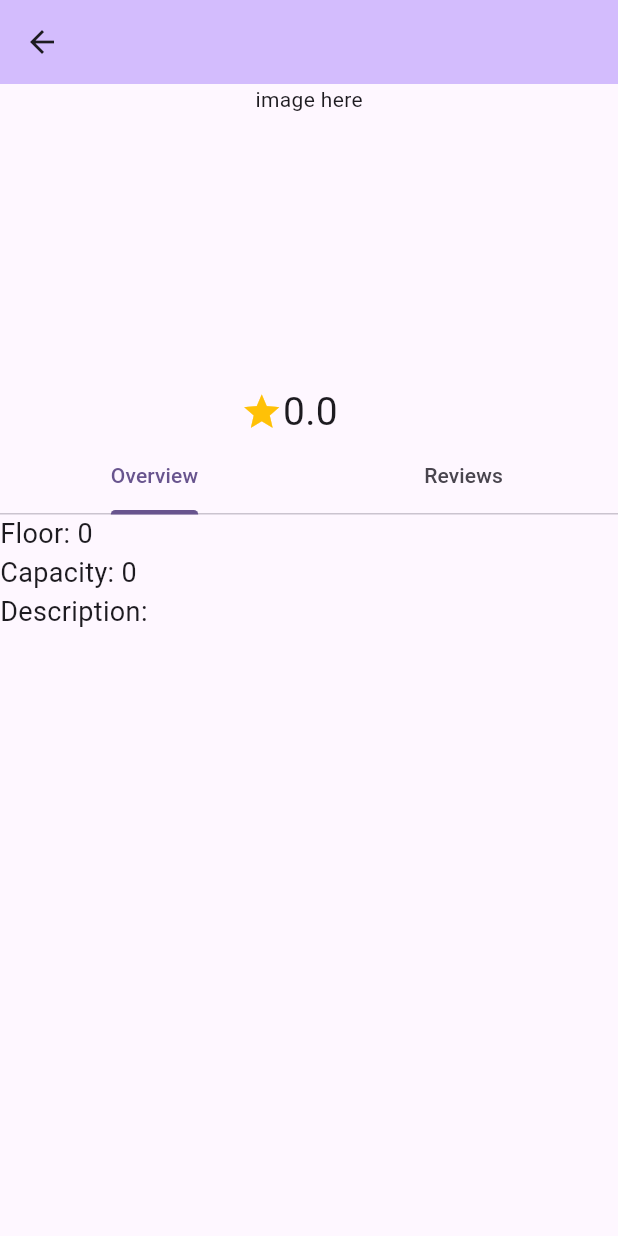
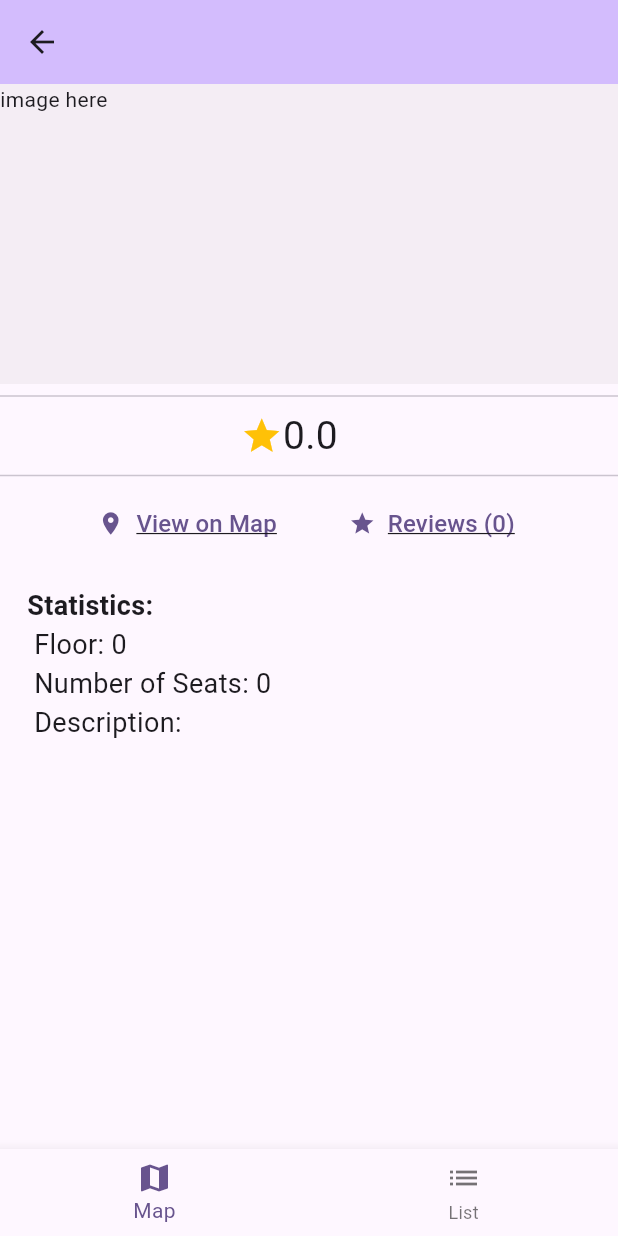
Before and after one commit to kyledavidson2/CIS4030-Group-3, a Flutter app: the RoomPage screen opened directly with empty values, on a phone screen of 412 x 824 dp. Run offline on Flutter 3.47's test engine with Material 3 defaults, Android fonts, the phone set to English and light mode, and no system bars.

Commit message:
alternative buttons

```diff
--- a/lib/room_page.dart
+++ b/lib/room_page.dart
@@ -1,4 +1,5 @@
 import 'package:flutter/material.dart';
+import 'global_widgets.dart';
 
 //move this to a different file
 class Room {
@@ -46,14 +47,17 @@ class _RoomPageState extends State<RoomPage> {
     return Scaffold(
         appBar: AppBar(
           backgroundColor: Theme.of(context).colorScheme.inversePrimary,
-          title: Text(room.name),
         ),
         body: Column(
+          crossAxisAlignment: CrossAxisAlignment.start,
           children: [
-            const SizedBox(
+            Container(
               height: 200,
+              width: double.infinity,
+              color: Color.fromARGB(11, 11, 11, 11),
               child: Text("image here")
             ),
+            Divider(),
             Row(
               children: [
                 Text(
@@ -67,100 +71,63 @@ class _RoomPageState extends State<RoomPage> {
                   room.rating.toString(),
                   style: const TextStyle(
                     fontSize: 26,
+                    //decoration: TextDecoration.underline
                   )
                 ),
               ],
             ),
-            SizedBox(
-              height: 250,
-              child: NestedTabBar(room: room),
-            )
-
-          ]
-        ),
-    );
-  }
-}
-
-class NestedTabBar extends StatefulWidget {
-  const NestedTabBar({super.key, required this.room});
-
-  final Room room;
-
-  @override
-  State<NestedTabBar> createState() => _NestedTabBarState();
-}
-
-class _NestedTabBarState extends State<NestedTabBar>
-    with TickerProviderStateMixin {
-  late final TabController _tabController;
-
-
-  @override
-  void initState() {
-    super.initState();
-    _tabController = TabController(length: 2, vsync: this);
-    _tabController.addListener((){
-      print('index: '+ _tabController.index.toString());
-    });
-  }
-
-  @override
-  void dispose() {
-    _tabController.dispose();
-    super.dispose();
-  }
-
-  @override
-  Widget build(BuildContext context) {
-    Room room = widget.room;
-    return Column(
-      children: [
-        SizedBox(
-          height: 50,
-          child: TabBar(
-            controller: _tabController,
-            tabs: const [
-              Tab(text: "Overview"),
-              Tab(text: "Reviews"),
-            ]
-          ),
-        ),
-        SizedBox(
-          height: 200,
-          child: TabBarView(
-            controller: _tabController,
-            children: [
-              Column(
+            Divider(),
+            IntrinsicHeight(
+              child: Row(
+                mainAxisAlignment: MainAxisAlignment.center,
+                children: [
+                  TextButton.icon(
+                    icon: Icon(Icons.location_on),
+                    label: Text("View on Map", style: TextStyle(fontSize: 16, decoration: TextDecoration.underline)),
+                    onPressed: (){} //go to map
+                  ),
+                  const VerticalDivider(width: 20, color: Colors.transparent),
+                  TextButton.icon(
+                    icon: Icon(Icons.star),
+                    label: Text("Reviews (${room.numReviews})", style: TextStyle(fontSize: 16, decoration: TextDecoration.underline)),
+                    onPressed: (){} //go to map
+                  ),
+                ]
+              ),
+            ),
+            Padding(
+              padding: const EdgeInsets.all(18.0),
+              child: Column(
                 crossAxisAlignment: CrossAxisAlignment.start,
+                mainAxisSize: MainAxisSize.min,
                 children: [
+                  Text("Statistics:", style: TextStyle(fontWeight: FontWeight.bold, fontSize: 18)),
                   Text(
-                    "Floor: ${room.floor.toString()}",
+                    " Floor: ${room.floor.toString()}",
                     style: const TextStyle(
                       fontSize: 18,
                     )
                   ),
                   Text(
-                    "Capacity: ${room.capacity.toString()}",
+                    " Number of Seats: ${room.capacity.toString()}",
                     style: const TextStyle(
                       fontSize: 18,
                     )
                   ),
                   Text(
-                    "Description: ${room.description.toString()}",
+                    " Description: ${room.description.toString()}",
                     style: const TextStyle(
                       fontSize: 18,
                     )
                   ),
                 ],
               ),
-              const Center(
-                child: Text("It's rainy here"),
-              ),
-            ]
-          ),
+            )
+
+
+          ]
         ),
-      ],
+        bottomNavigationBar: MainNavigationBar(),
     );
   }
 }
```
